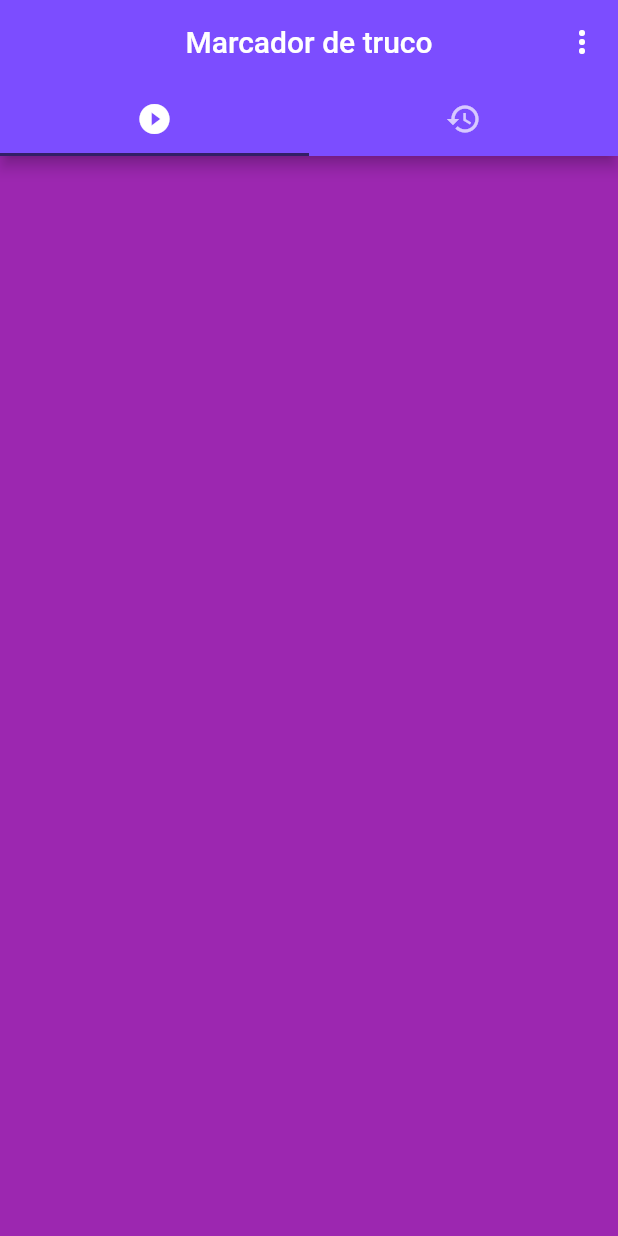
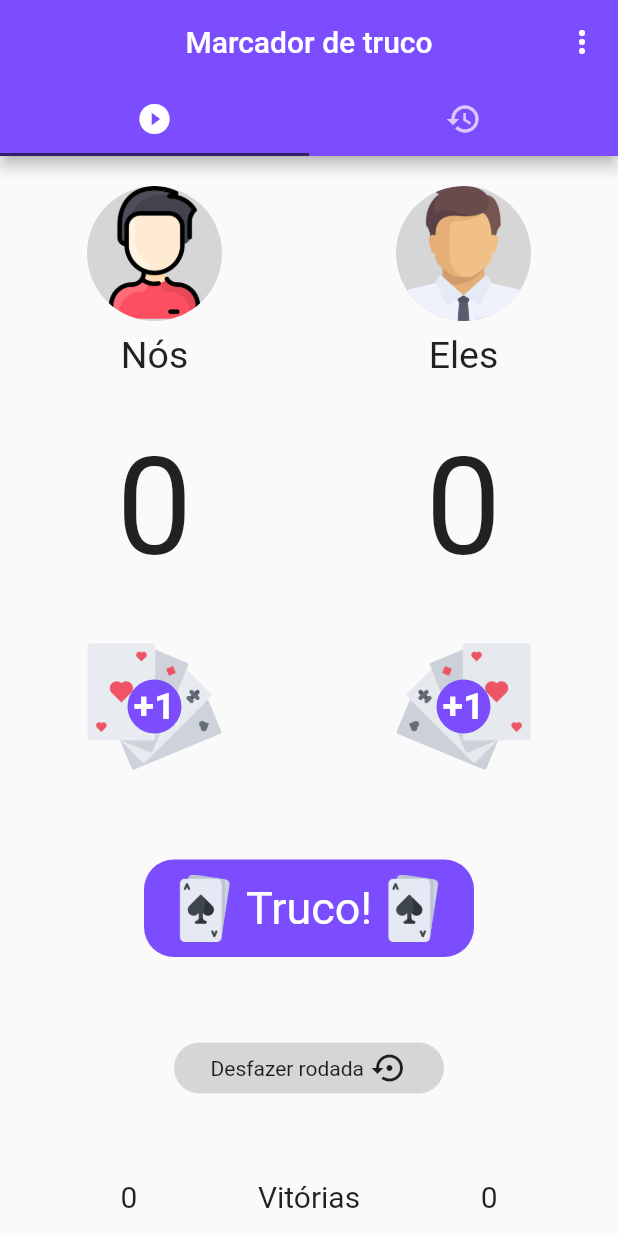
Before and after one commit to MichelHanzenScheeren/marcador_de_truco, a Flutter app: the screen it shows after launch, on a phone screen of 412 x 824 dp. Run offline on Flutter 3.47's test engine with Material 2 defaults, Android fonts, the phone set to English and light mode, and no system bars.

Commit message:
Criação da Tab de Pontuação da partida

```diff
--- a/lib/pages/game_page/game.dart
+++ b/lib/pages/game_page/game.dart
@@ -1,5 +1,5 @@
-import 'package:flutter/cupertino.dart';
 import 'package:flutter/material.dart';
+import './points_tab/points_tab.dart';
 
 class Game extends StatefulWidget {
   @override
@@ -33,7 +33,7 @@ class _GameState extends State<Game> {
         ),
         body: TabBarView(
           children: <Widget>[
-            Container(color: Colors.purple),
+            PointsTab(),
             Container(color: Colors.deepPurple),
           ],
         ),
--- /dev/null
+++ b/lib/pages/game_page/points_tab/player.dart
@@ -0,0 +1,88 @@
+import 'package:flutter/material.dart';
+
+class Player extends StatelessWidget {
+  final String playerName;
+  final String playerImage;
+  final String points;
+  final String incrementImage;
+
+  Player({
+    this.playerName: "",
+    this.playerImage: "images/player1.png",
+    this.points: "0",
+    this.incrementImage: "images/increment_left.png",
+  });
+
+  @override
+  Widget build(BuildContext context) {
+    final Size size = MediaQuery.of(context).size;
+    return Container(
+      width: size.width * 0.5,
+      height: size.height * 0.5,
+      child: Padding(
+        padding: const EdgeInsets.only(top: 20),
+        child: Column(
+          crossAxisAlignment: CrossAxisAlignment.center,
+          mainAxisAlignment: MainAxisAlignment.spaceBetween,
+          children: <Widget>[
+            Column(
+              mainAxisAlignment: MainAxisAlignment.spaceAround,
+              children: <Widget>[
+                Container(
+                  width: 90,
+                  height: 90,
+                  decoration: BoxDecoration(
+                    color: Colors.grey[350],
+                    shape: BoxShape.circle,
+                    image: DecorationImage(
+                      fit: BoxFit.fill,
+                      image: AssetImage(playerImage),
+                    ),
+                  ),
+                ),
+                SizedBox(height: 8),
+                Text(
+                  playerName,
+                  textAlign: TextAlign.center,
+                  style: TextStyle(fontSize: 25),
+                ),
+              ],
+            ),
+            Text(
+              points,
+              style: TextStyle(fontSize: 90),
+            ),
+            InkWell(
+              borderRadius: BorderRadius.all(Radius.circular(20)),
+              child: Container(
+                width: 90,
+                height: 90,
+                alignment: Alignment.center,
+                decoration: BoxDecoration(
+                  image: DecorationImage(
+                    image: AssetImage(incrementImage),
+                    fit: BoxFit.fill,
+                  ),
+                ),
+                child: Container(
+                  padding: EdgeInsets.all(4),
+                  decoration: BoxDecoration(
+                      color: Colors.deepPurpleAccent, shape: BoxShape.circle),
+                  child: Text(
+                    "+1",
+                    style: TextStyle(
+                      color: Colors.white,
+                      fontWeight: FontWeight.bold,
+                      fontSize: 25,
+                    ),
+                  ),
+                ),
+              ),
+              onTap: () {},
+            )
+          ],
+        ),
+      ),
+    );
+  }
+}
--- /dev/null
+++ b/lib/pages/game_page/points_tab/points_tab.dart
@@ -0,0 +1,46 @@
+import 'package:flutter/cupertino.dart';
+import 'package:flutter/material.dart';
+import './player.dart';
+import './truco_button.dart';
+import './undo_round_button.dart';
+
+class PointsTab extends StatelessWidget {
+  @override
+  Widget build(BuildContext context) {
+    return Column(
+      crossAxisAlignment: CrossAxisAlignment.center,
+      mainAxisAlignment: MainAxisAlignment.spaceBetween,
+      children: <Widget>[
+        Row(
+          children: <Widget>[
+            Player(
+              playerName: "Nós",
+              playerImage: "images/player1.png",
+              points: "0",
+              incrementImage: "images/increment_left.png",
+            ),
+            Player(
+              playerName: "Eles",
+              playerImage: "images/player2.png",
+              points: "0",
+              incrementImage: "images/increment_right.png",
+            ),
+          ],
+        ),
+        TrucoButton(),
+        UndoRoundButton(),
+        Padding(
+          padding: const EdgeInsets.only(bottom: 15),
+          child: Row(
+            mainAxisAlignment: MainAxisAlignment.spaceEvenly,
+            children: <Widget>[
+              Text("0", style: TextStyle(fontSize: 20)),
+              Text("Vitórias", style: TextStyle(fontSize: 20)),
+              Text("0", style: TextStyle(fontSize: 20)),
+            ],
+          ),
+        )
+      ],
+    );
+  }
+}
--- /dev/null
+++ b/lib/pages/game_page/points_tab/truco_button.dart
@@ -0,0 +1,43 @@
+import 'package:flutter/material.dart';
+
+class TrucoButton extends StatelessWidget {
+  @override
+  Widget build(BuildContext context) {
+    return Container(
+      padding: EdgeInsets.all(10),
+      alignment: Alignment.center,
+      width: 220,
+      decoration: BoxDecoration(
+        color: Colors.deepPurpleAccent,
+        borderRadius: BorderRadius.all(Radius.circular(20)),
+      ),
+      child: GestureDetector(
+        child: Row(
+          mainAxisAlignment: MainAxisAlignment.center,
+          mainAxisSize: MainAxisSize.min,
+          children: <Widget>[
+            cardImage(),
+            Padding(
+              padding: EdgeInsets.all(5),
+              child: Text(
+                "Truco!",
+                style: TextStyle(fontSize: 30, color: Colors.white),
+              ),
+            ),
+            cardImage(),
+          ],
+        ),
+        onTap: () {},
+      ),
+    );
+  }
+
+  Widget cardImage() {
+    return Image.asset(
+      "images/truco.png",
+      fit: BoxFit.fill,
+      height: 45,
+      width: 45,
+    );
+  }
+}
--- /dev/null
+++ b/lib/pages/game_page/points_tab/undo_round_button.dart
@@ -0,0 +1,28 @@
+import 'package:flutter/material.dart';
+
+class UndoRoundButton extends StatelessWidget {
+  @override
+  Widget build(BuildContext context) {
+    return Container(
+      width: 180,
+      decoration: BoxDecoration(
+        color: Colors.grey[350],
+        borderRadius: BorderRadius.all(Radius.circular(20)),
+      ),
+      child: GestureDetector(
+        child: Padding(
+          padding: const EdgeInsets.all(5.0),
+          child: Row(
+            mainAxisAlignment: MainAxisAlignment.center,
+            children: <Widget>[
+              Text("Desfazer rodada"),
+              SizedBox(width: 5),
+              Icon(Icons.settings_backup_restore),
+            ],
+          ),
+        ),
+        onTap: () {},
+      ),
+    );
+  }
+}
```
Also changed, not shown: pubspec.yaml (+2 -53 lines), images/increment_left.png (added), images/increment_right.png (added), images/player1.png (added), images/player2.png (added), images/truco.png (added).
